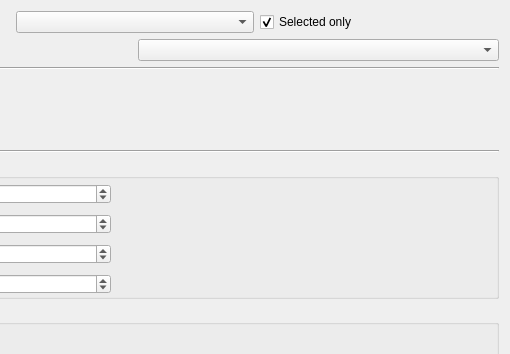
First picture: the form in combinedodm_distancemap_dialog_base.ui, repository inphysica/DiscreteProximityFramework, before the edit; both pictures show x 240 to 750 and y 0 to 354 of the 750 by 480 pixel window.
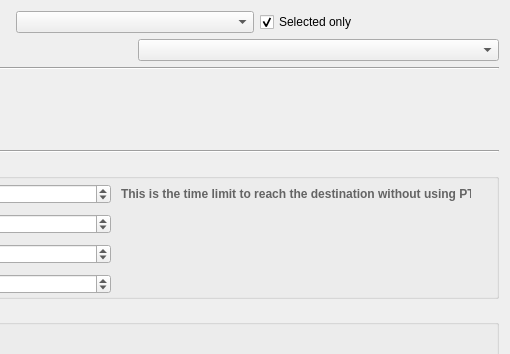
Second picture: the form after the edit. Custom widgets are drawn as their Qt base class.

```diff
--- a/combinedodm_distancemap_dialog_base.ui
+++ b/combinedodm_distancemap_dialog_base.ui
@@ -193,6 +193,22 @@
        <double>30.000000000000000</double>
       </property>
      </widget>
+     <widget class="QLabel" name="label_max_walk_dest_hint">
+      <property name="geometry">
+       <rect>
+        <x>350</x>
+        <y>25</y>
+        <width>350</width>
+        <height>20</height>
+       </rect>
+      </property>
+      <property name="styleSheet">
+       <string>color: rgb(100, 100, 100);</string>
+      </property>
+      <property name="text">
+       <string>This is the time limit to reach the destination without using PT.</string>
+      </property>
+     </widget>
      <widget class="QLabel" name="label_6">
       <property name="geometry">
        <rect>
```
